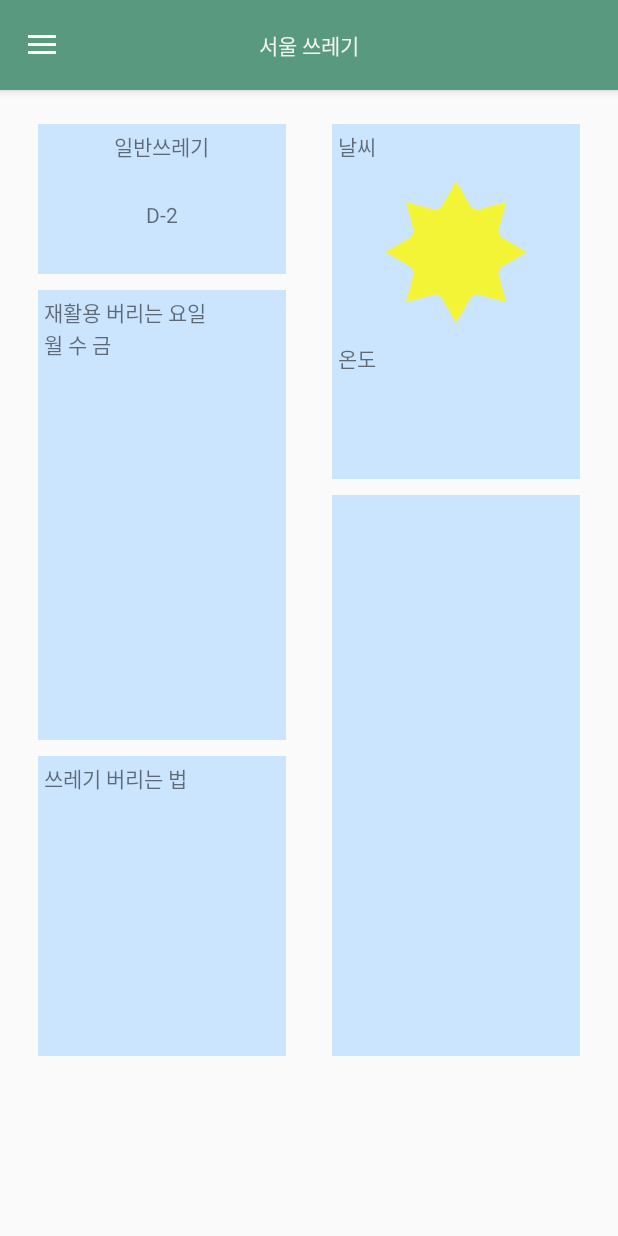
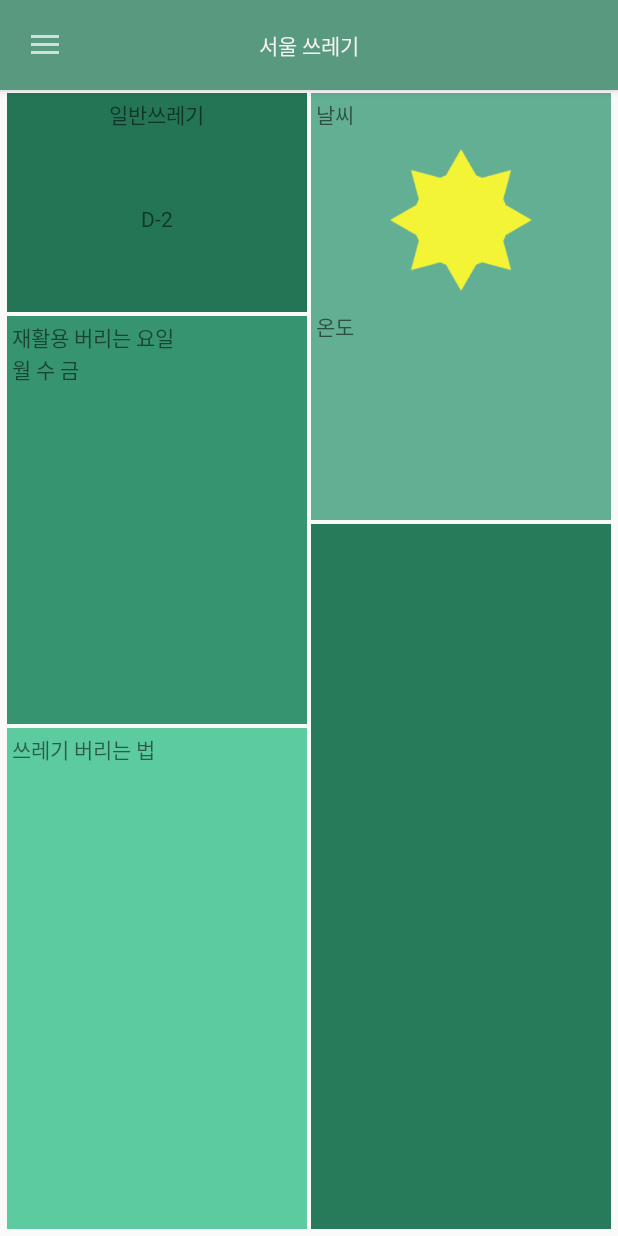
Before and after one commit to dev-elf/SeoulGarbage, an Android app: the screen it shows after launch (MainNav), on a phone screen of 412 x 824 dp. Run offline under Robolectric (Android 15) with nearby library versions, the phone set to English and light mode, and no system bars; Roboto replaces fonts that are not available here; 1 statement that could not run was skipped.

Commit message:
카드 배경 수정

```diff
--- a/app/src/main/java/com/dev_elf/seoul/seoulgarbage/MainNav.java
+++ b/app/src/main/java/com/dev_elf/seoul/seoulgarbage/MainNav.java
@@ -19,8 +19,8 @@ import com.dev_elf.seoul.seoulgarbage.interfaces.NavigationDrawer;
 /**
  * Created by dnay2 on 2016-09-04.
  */
+
 public class MainNav extends SActivity implements NavigationDrawer{
-
 
     private static final int[] cardLayout = {
         0
@@ -33,7 +33,6 @@ public class MainNav extends SActivity implements NavigationDrawer{
     TextView userAddress;
 
     private boolean isDrawerOpen = false;
-
 
     long pressedTime = 0;
     @Override
--- a/app/src/main/res/layout/a_navigation.xml
+++ b/app/src/main/res/layout/a_navigation.xml
@@ -6,37 +6,14 @@
     xmlns:app="http://schemas.android.com/apk/res-auto"
     android:fitsSystemWindows="false"
     tools:context=".MainNav">
+
     <android.support.design.widget.AppBarLayout
         android:layout_width="match_parent"
         android:layout_height="@dimen/actionBarDrawer">
         <RelativeLayout
             android:layout_width="match_parent"
             android:layout_height="wrap_content">
-            <android.support.v7.widget.Toolbar
-                android:id="@+id/toolbar"
-                android:layout_width="match_parent"
-                android:layout_height="@dimen/actionBarDrawer"
-                android:minHeight="@dimen/actionBarDrawer"
-                app:theme="@style/ThemeOverlay.AppCompat.Dark.ActionBar" />
-
-            <ImageView
-                android:id="@+id/backBtn"
-                android:layout_centerVertical="true"
-                android:layout_width="40dp"
-                android:layout_height="40dp"
-                android:layout_marginLeft="10dp"
-                android:layout_marginStart="10dp"
-                android:scaleType="centerInside"
-                android:src="@drawable/d_tool_backbtn"
-                android:visibility="gone" />
-
-            <TextView
-                android:id="@+id/toolbarText"
-                android:textColor="@color/appWhiteBack"
-                android:layout_width="wrap_content"
-                android:layout_height="wrap_content"
-                android:layout_centerInParent="true"
-                android:text="@string/app_name" />
+            <include layout="@layout/d_tool_actionbar"/>
         </RelativeLayout>
 
     </android.support.design.widget.AppBarLayout>
--- a/app/src/main/res/layout/a_navigation_frame.xml
+++ b/app/src/main/res/layout/a_navigation_frame.xml
@@ -4,20 +4,13 @@
     android:layout_height="match_parent"
     android:orientation="vertical">
 
-    <ScrollView
+    <LinearLayout
+        android:id="@+id/frame"
         android:layout_width="match_parent"
         android:layout_height="match_parent"
-        android:scrollbars="none">
+        android:orientation="horizontal">
 
+        <include layout="@layout/activity_main" />
+    </LinearLayout>
 
-
-        <LinearLayout
-            android:id="@+id/frame"
-            android:layout_width="match_parent"
-            android:layout_height="match_parent"
-            android:orientation="horizontal">
-
-            <include layout="@layout/activity_main" />
-        </LinearLayout>
-    </ScrollView>
 </LinearLayout>
--- a/app/src/main/res/layout/a_navigation_frame_card1.xml
+++ b/app/src/main/res/layout/a_navigation_frame_card1.xml
@@ -4,7 +4,7 @@
     android:layout_height="100dp"
     android:layout_margin="@dimen/navigationdrawer_frame_card_margin"
     android:layout_weight="1"
-    android:background="@color/defaultColor"
+    android:background="@color/card1"
     android:gravity="center"
     android:onClick="clickCard1"
     android:orientation="vertical"
--- a/app/src/main/res/layout/a_navigation_frame_card2.xml
+++ b/app/src/main/res/layout/a_navigation_frame_card2.xml
@@ -1,12 +1,12 @@
 <?xml version="1.0" encoding="utf-8"?>
 <LinearLayout xmlns:android="http://schemas.android.com/apk/res/android"
     android:layout_width="match_parent"
-    android:layout_height="300dp"
+    android:layout_height="180dp"
     android:layout_weight="2"
     android:orientation="vertical"
     android:layout_margin="@dimen/navigationdrawer_frame_card_margin"
     android:onClick="clickCard2"
-    android:background="@color/defaultColor"
+    android:background="@color/card2"
     android:padding="@dimen/navigationdrawer_frame_card_padding">
 
     <TextView
--- a/app/src/main/res/layout/a_navigation_frame_card3.xml
+++ b/app/src/main/res/layout/a_navigation_frame_card3.xml
@@ -1,11 +1,11 @@
 <?xml version="1.0" encoding="utf-8"?>
 <LinearLayout xmlns:android="http://schemas.android.com/apk/res/android"
     android:layout_width="match_parent"
-    android:layout_height="200dp"
+    android:layout_height="150dp"
     android:layout_margin="@dimen/navigationdrawer_frame_card_margin"
     android:onClick="clickCard3"
     android:layout_weight="4"
-    android:background="@color/defaultColor"
+    android:background="@color/card3"
     android:orientation="vertical"
     android:padding="@dimen/navigationdrawer_frame_card_padding">
 
--- a/app/src/main/res/layout/a_navigation_frame_card4.xml
+++ b/app/src/main/res/layout/a_navigation_frame_card4.xml
@@ -6,7 +6,7 @@
     android:layout_margin="@dimen/navigationdrawer_frame_card_margin"
     android:padding="@dimen/navigationdrawer_frame_card_padding"
     android:onClick="clickCard4"
-    android:background="@color/defaultColor"
+    android:background="@color/card4"
     android:orientation="vertical">
 
     <TextView
--- a/app/src/main/res/layout/a_navigation_frame_card5.xml
+++ b/app/src/main/res/layout/a_navigation_frame_card5.xml
@@ -5,8 +5,9 @@
     android:layout_weight="2"
     android:onClick="clickCard5"
     android:layout_margin="@dimen/navigationdrawer_frame_card_margin"
-    android:background="@color/defaultColor"
+    android:background="@color/card5"
     android:orientation="vertical"
     android:padding="@dimen/navigationdrawer_frame_card_padding">
 
+
 </LinearLayout>
--- a/app/src/main/res/layout/activity_main.xml
+++ b/app/src/main/res/layout/activity_main.xml
@@ -11,16 +11,12 @@
     <LinearLayout
         android:layout_width="match_parent"
         android:layout_height="match_parent"
-        android:layout_marginBottom="30px"
-        android:layout_marginLeft="30px"
-        android:layout_marginRight="30px"
-        android:layout_marginTop="30px"
+        android:padding="@dimen/navigationdrawer_frame_card_padding"
         android:orientation="horizontal">
 
         <LinearLayout
             android:layout_width="match_parent"
             android:layout_height="match_parent"
-            android:layout_marginRight="15px"
             android:layout_weight="1"
             android:orientation="vertical">
             <include layout="@layout/a_navigation_frame_card1" />
@@ -31,7 +27,6 @@
         <LinearLayout
             android:layout_width="match_parent"
             android:layout_height="match_parent"
-            android:layout_marginLeft="15px"
             android:layout_weight="1"
             android:orientation="vertical">
 
--- a/app/src/main/res/values/colors.xml
+++ b/app/src/main/res/values/colors.xml
@@ -12,5 +12,10 @@
     <!-- App's color -->
     <color name="appMain">#589980</color>
     <color name="appWhiteBack">#fff4f3f2</color>
+    <color name="card1">#ff237556</color>
+    <color name="card2">#ff379470</color>
+    <color name="card3">#ff5ccca0</color>
+    <color name="card4">#ff62af94</color>
+    <color name="card5">#ff277b5b</color>
 
 </resources>
--- a/app/src/main/res/values/dimens.xml
+++ b/app/src/main/res/values/dimens.xml
@@ -4,8 +4,8 @@
     <dimen name="activity_vertical_margin">16dp</dimen>
 
     <!-- navigation drawer -->
-    <dimen name="navigationdrawer_frame_card_padding">4dp</dimen>
-    <dimen name="navigationdrawer_frame_card_margin">5dp</dimen>
+    <dimen name="navigationdrawer_frame_card_padding">3dp</dimen>
+    <dimen name="navigationdrawer_frame_card_margin">1dp</dimen>
 
     <!-- actionbar -->
     <dimen name="actionBarSize">57.5dp</dimen>
```
